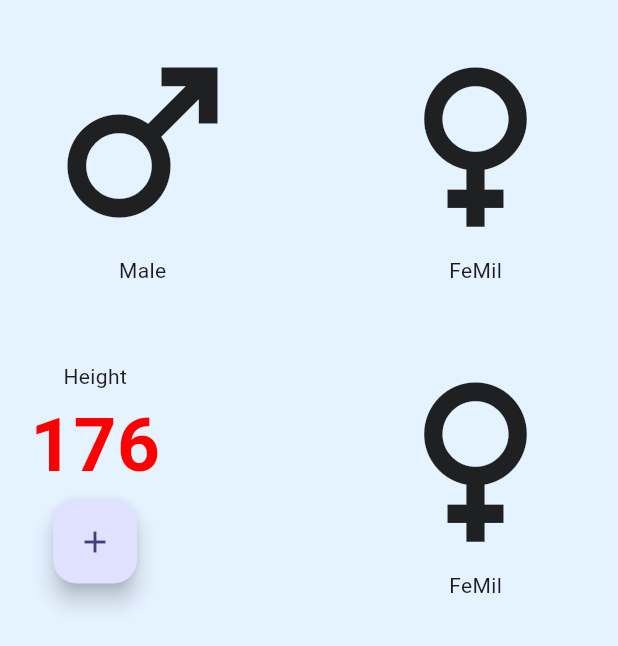
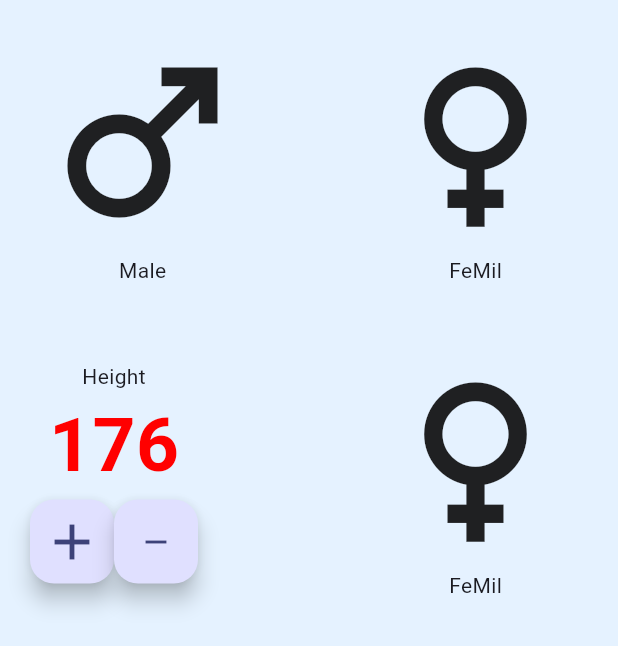
Before and after one commit to DonShanilka/BMI_Calculator_Flutter, a Flutter app: the screen it shows after launch, on a phone screen of 412 x 824 dp. Shown: the top 646 px of the screen. Run offline on Flutter 3.47's test engine with Material 3 defaults, Android fonts, the phone set to English and light mode, and no system bars.

Commit message:
add remove button

```diff
--- a/lib/main_page.dart
+++ b/lib/main_page.dart
@@ -59,9 +59,18 @@ class _MainPageState extends State<MainPage> {
                               fontSize: 50,
                               fontWeight: FontWeight.bold),
                         ),
-                         Row(
-                          children: [FloatingActionButton(onPressed: null, child: Icon(Icons.add),)],
-                         )
+                        Row(
+                          children: [
+                            FloatingActionButton(
+                              onPressed: null,
+                              child: Icon(
+                                Icons.add,
+                                size: 40,
+                              ),
+                            ),
+                            FloatingActionButton(onPressed: null, child: Icon(Icons.remove),)
+                          ],
+                        )
                       ],
                     ),
                   ),
```
